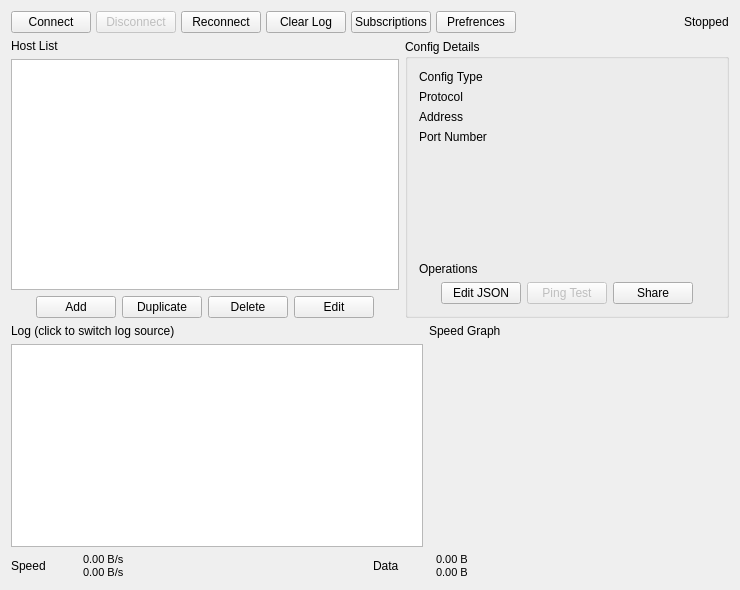
Before: the Qt Designer form src/ui/w_MainWindow.ui in darsvador/qvssr, drawn with Qt 5.
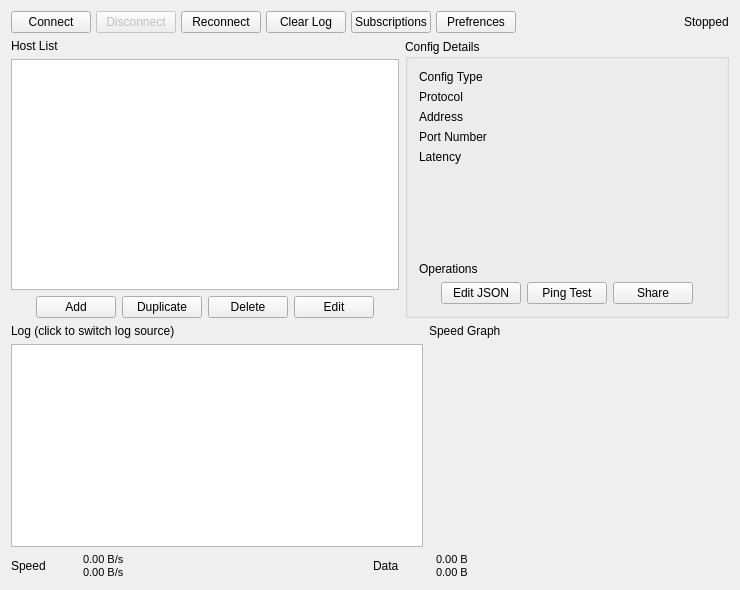
After: the same form once the commit is applied.

```diff
--- a/src/ui/w_MainWindow.ui
+++ b/src/ui/w_MainWindow.ui
@@ -334,6 +334,20 @@
            </property>
           </widget>
          </item>
+         <item row="4" column="0">
+          <widget class="QLabel" name="label_8">
+           <property name="text">
+            <string>Latency</string>
+           </property>
+          </widget>
+         </item>
+         <item row="4" column="1">
+          <widget class="QLabel" name="latencyLabel">
+           <property name="text">
+            <string/>
+           </property>
+          </widget>
+         </item>
         </layout>
        </item>
        <item>
@@ -377,7 +391,7 @@
          <item>
           <widget class="QPushButton" name="pingTestBtn">
            <property name="enabled">
-            <bool>false</bool>
+            <bool>true</bool>
            </property>
            <property name="text">
             <string>Ping Test</string>
```
